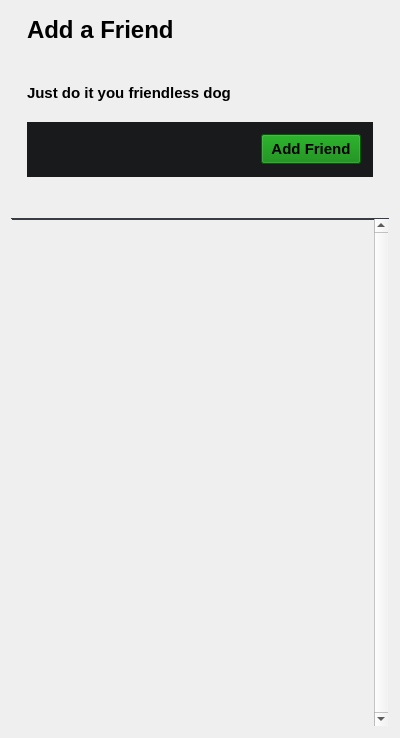
Above: addfriendpage.ui from Didi305/Discard before the change. Below: the same form after it.
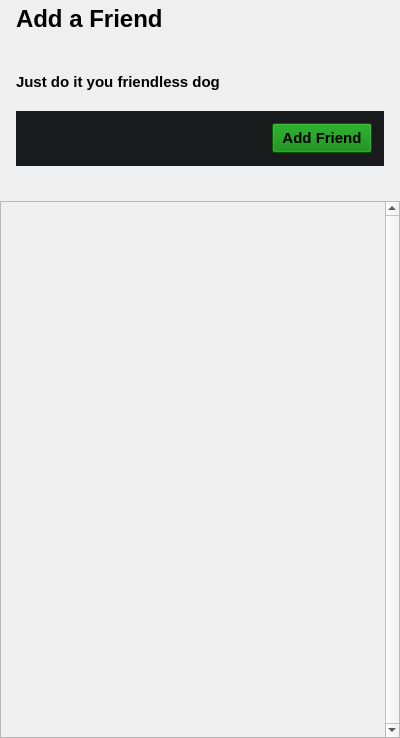
That is the form after the change.

The edit to the form file:
```diff
--- a/addfriendpage.ui
+++ b/addfriendpage.ui
@@ -14,6 +14,21 @@
    <string>Form</string>
   </property>
   <layout class="QVBoxLayout" name="verticalLayout">
+   <property name="spacing">
+    <number>0</number>
+   </property>
+   <property name="leftMargin">
+    <number>0</number>
+   </property>
+   <property name="topMargin">
+    <number>0</number>
+   </property>
+   <property name="rightMargin">
+    <number>0</number>
+   </property>
+   <property name="bottomMargin">
+    <number>0</number>
+   </property>
    <item>
     <layout class="QVBoxLayout" name="verticalLayout_2" stretch="0,0">
      <property name="spacing">
@@ -125,10 +140,11 @@
    </item>
    <item>
     <widget class="QScrollArea" name="scrollAreaPending">
+     <property name="autoFillBackground">
+      <bool>true</bool>
+     </property>
      <property name="styleSheet">
-      <string notr="true">#scrollAreaPending {
-	border-top: 1px solid #3a3c43;
-}</string>
+      <string notr="true"/>
      </property>
      <property name="verticalScrollBarPolicy">
       <enum>Qt::ScrollBarPolicy::ScrollBarAlwaysOn</enum>
@@ -147,8 +163,8 @@
        <rect>
         <x>0</x>
         <y>0</y>
-        <width>368</width>
-        <height>501</height>
+        <width>384</width>
+        <height>525</height>
        </rect>
       </property>
       <property name="sizePolicy">
@@ -157,17 +173,18 @@
         <verstretch>0</verstretch>
        </sizepolicy>
       </property>
+      <property name="autoFillBackground">
+       <bool>true</bool>
+      </property>
       <property name="styleSheet">
-       <string notr="true">#scrollAreaWidgetContents {
-	border-top: 1px solid #3a3c43;
-}</string>
+       <string notr="true"/>
       </property>
       <layout class="QVBoxLayout" name="verticalLayout_13">
        <property name="spacing">
         <number>0</number>
        </property>
        <property name="leftMargin">
-        <number>0</number>
+        <number>15</number>
        </property>
        <property name="topMargin">
         <number>0</number>
```
